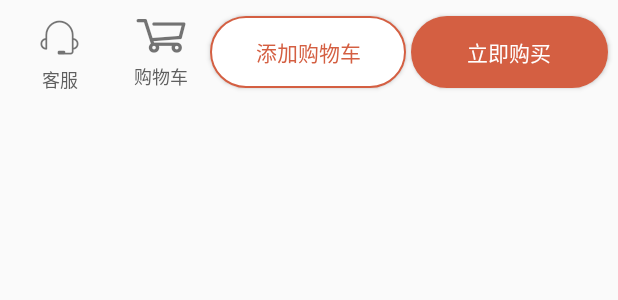
After one commit to GJF4156/demo, an Android app: the layout product_info_tab.xml on its own in the app's theme, with its tools: preview values and no code run, on a phone screen of 412 x 824 dp. The commit adds this screen. Shown: the top 300 px of the screen. Run offline under Robolectric (Android 15) with nearby library versions, the phone set to English and light mode, and no system bars.

Commit message:
2020-02-26 17:07更新

```diff
--- /dev/null
+++ b/app/src/main/res/drawable/buy_button_radious.xml
@@ -0,0 +1,6 @@
+<?xml version="1.0" encoding="utf-8"?>
+<shape xmlns:android="http://schemas.android.com/apk/res/android">
+    <solid android:color="#D45F42" />
+    <corners android:radius="50dp"/>
+    <stroke android:width="1dp" android:color="#D45F42"/>
+</shape>
--- /dev/null
+++ b/app/src/main/res/drawable/car_button_radious.xml
@@ -0,0 +1,6 @@
+<?xml version="1.0" encoding="utf-8"?>
+<shape xmlns:android="http://schemas.android.com/apk/res/android">
+    <solid android:color="#FFFFFF" />
+    <corners android:radius="50dp"/>
+    <stroke android:width="1dp" android:color="#D45F42"/>
+</shape>
--- a/app/src/main/res/drawable/radious.xml
+++ b/app/src/main/res/drawable/radious.xml
@@ -11,6 +11,4 @@
         android:right="5dp"
         android:top="5dp"
         android:bottom="5dp"/>
-
-
 </shape>
--- /dev/null
+++ b/app/src/main/res/layout/product_info_tab.xml
@@ -0,0 +1,83 @@
+<?xml version="1.0" encoding="utf-8"?>
+<LinearLayout xmlns:android="http://schemas.android.com/apk/res/android"
+    android:layout_width="match_parent"
+    android:layout_height="wrap_content"
+    android:paddingStart="5dp"
+    android:paddingEnd="3dp"
+    android:orientation="horizontal">
+
+    <LinearLayout
+        android:layout_width="0dp"
+        android:layout_height="wrap_content"
+        android:layout_weight="1"
+        android:orientation="vertical"
+        android:layout_margin="2dp"
+        android:padding="5dp">
+
+        <com.example.demo.IconFont.FontIconView
+            android:id="@+id/kefu"
+            android:layout_width="match_parent"
+            android:layout_height="wrap_content"
+            android:layout_gravity="center"
+            android:gravity="center"
+            android:text="@string/kefu"
+            android:textSize="36sp" />
+
+        <TextView
+            android:layout_width="match_parent"
+            android:layout_height="wrap_content"
+            android:layout_gravity="center"
+            android:gravity="center"
+            android:text="客服"
+            android:textColor="@color/colorIconAndTextNormal"
+            android:textSize="12sp" />
+    </LinearLayout>
+
+    <LinearLayout
+        android:layout_width="0dp"
+        android:layout_height="wrap_content"
+        android:layout_weight="1"
+        android:orientation="vertical"
+        android:padding="5dp">
+
+        <com.example.demo.IconFont.FontIconView
+            android:id="@+id/car"
+            android:layout_width="match_parent"
+            android:layout_height="wrap_content"
+            android:layout_gravity="center"
+            android:gravity="center"
+            android:text="@string/shop"
+            android:textSize="36sp" />
+
+        <TextView
+            android:layout_width="match_parent"
+            android:layout_height="wrap_content"
+            android:layout_gravity="center"
+            android:gravity="center"
+            android:text="购物车"
+            android:textColor="@color/colorIconAndTextNormal"
+            android:textSize="12sp" />
+    </LinearLayout>
+
+    <Button
+        android:id="@+id/add_car"
+        android:layout_width="0dp"
+        android:layout_height="wrap_content"
+        android:layout_weight="2"
+        android:layout_gravity="center"
+        android:textColor="#D45F42"
+        android:background="@drawable/car_button_radious"
+        android:text="添加购物车"/>
+    <Button
+        android:id="@+id/buy"
+        android:layout_width="0dp"
+        android:layout_height="wrap_content"
+        android:layout_weight="2"
+        android:layout_gravity="center"
+        android:layout_marginLeft="3dp"
+        android:layout_marginRight="3dp"
+        android:textColor="#FFF"
+        android:background="@drawable/buy_button_radious"
+        android:text="立即购买"/>
+
+</LinearLayout>
--- a/app/src/main/res/values/strings.xml
+++ b/app/src/main/res/values/strings.xml
@@ -58,4 +58,8 @@
     <string name="wetFont">&#xe622;</string>
     <!--  未收录  -->
     <string name="notincludedFont">&#xe62c;</string>
+    <!--  客服  -->
+    <string name="kefu">&#xe60f;</string>
+    <!--  购物车  -->
+    <string name="shop">&#xe602;</string>
 </resources>
```
Also changed, not shown: app/src/main/java/com/example/demo/Fragment/ProductInfoFragment.java (+38 -2 lines), app/src/main/res/layout/fragment_product_info.xml (+48 -39 lines).
